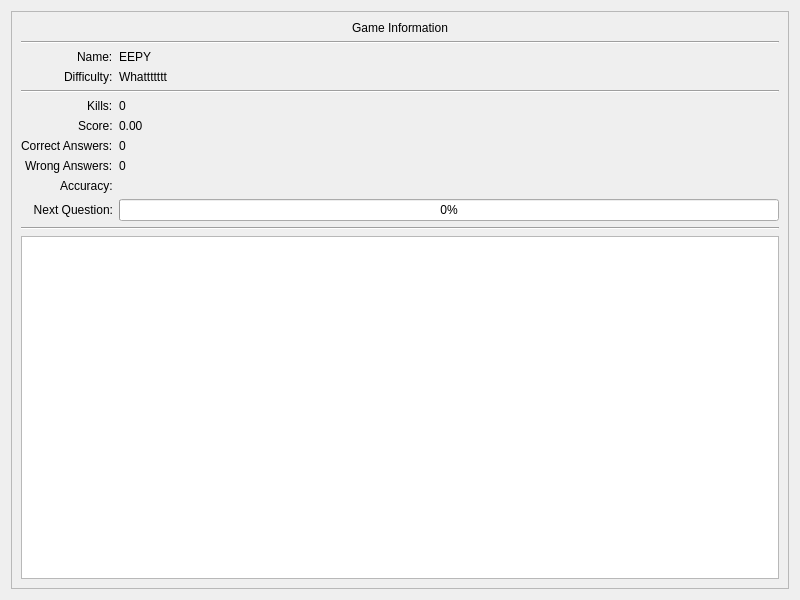
Before: the Qt Designer form PySource/Widgets/main_game.ui in CorruptedBrainn/The-VALUE, drawn with Qt 5.
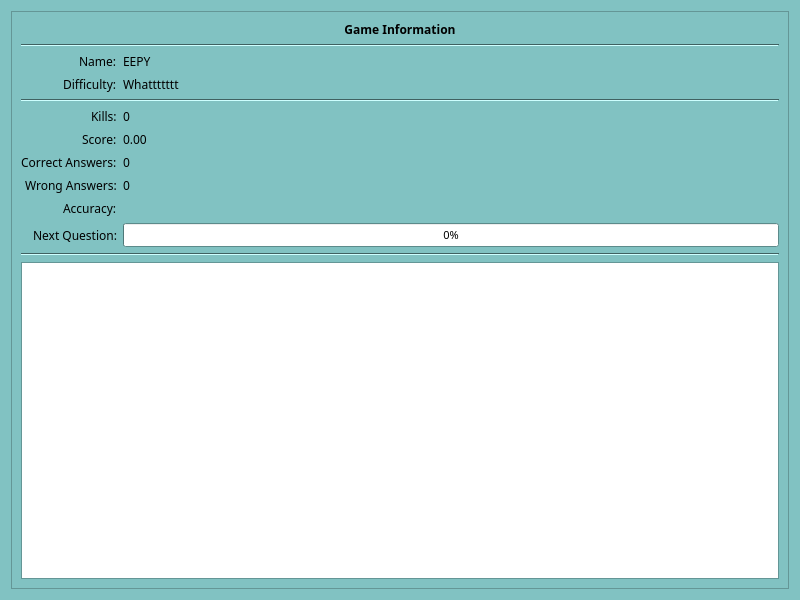
After: the same form once the commit is applied.

Diff of the .ui file:
```diff
--- a/PySource/Widgets/main_game.ui
+++ b/PySource/Widgets/main_game.ui
@@ -10,6 +10,480 @@
     <height>600</height>
    </rect>
   </property>
+  <property name="palette">
+   <palette>
+    <active>
+     <colorrole role="WindowText">
+      <brush brushstyle="SolidPattern">
+       <color alpha="255">
+        <red>0</red>
+        <green>0</green>
+        <blue>0</blue>
+       </color>
+      </brush>
+     </colorrole>
+     <colorrole role="Button">
+      <brush brushstyle="SolidPattern">
+       <color alpha="255">
+        <red>111</red>
+        <green>166</green>
+        <blue>166</blue>
+       </color>
+      </brush>
+     </colorrole>
+     <colorrole role="Light">
+      <brush brushstyle="SolidPattern">
+       <color alpha="255">
+        <red>206</red>
+        <green>255</green>
+        <blue>255</blue>
+       </color>
+      </brush>
+     </colorrole>
+     <colorrole role="Midlight">
+      <brush brushstyle="SolidPattern">
+       <color alpha="255">
+        <red>167</red>
+        <green>224</green>
+        <blue>224</blue>
+       </color>
+      </brush>
+     </colorrole>
+     <colorrole role="Dark">
+      <brush brushstyle="SolidPattern">
+       <color alpha="255">
+        <red>64</red>
+        <green>97</green>
+        <blue>97</blue>
+       </color>
+      </brush>
+     </colorrole>
+     <colorrole role="Mid">
+      <brush brushstyle="SolidPattern">
+       <color alpha="255">
+        <red>86</red>
+        <green>129</green>
+        <blue>129</blue>
+       </color>
+      </brush>
+     </colorrole>
+     <colorrole role="Text">
+      <brush brushstyle="SolidPattern">
+       <color alpha="255">
+        <red>0</red>
+        <green>0</green>
+        <blue>0</blue>
+       </color>
+      </brush>
+     </colorrole>
+     <colorrole role="BrightText">
+      <brush brushstyle="SolidPattern">
+       <color alpha="255">
+        <red>255</red>
+        <green>255</green>
+        <blue>255</blue>
+       </color>
+      </brush>
+     </colorrole>
+     <colorrole role="ButtonText">
+      <brush brushstyle="SolidPattern">
+       <color alpha="255">
+        <red>0</red>
+        <green>0</green>
+        <blue>0</blue>
+       </color>
+      </brush>
+     </colorrole>
+     <colorrole role="Base">
+      <brush brushstyle="SolidPattern">
+       <color alpha="255">
+        <red>255</red>
+        <green>255</green>
+        <blue>255</blue>
+       </color>
+      </brush>
+     </colorrole>
+     <colorrole role="Window">
+      <brush brushstyle="SolidPattern">
+       <color alpha="255">
+        <red>129</red>
+        <green>194</green>
+        <blue>194</blue>
+       </color>
+      </brush>
+     </colorrole>
+     <colorrole role="Shadow">
+      <brush brushstyle="SolidPattern">
+       <color alpha="255">
+        <red>0</red>
+        <green>0</green>
+        <blue>0</blue>
+       </color>
+      </brush>
+     </colorrole>
+     <colorrole role="AlternateBase">
+      <brush brushstyle="SolidPattern">
+       <color alpha="255">
+        <red>192</red>
+        <green>224</green>
+        <blue>224</blue>
+       </color>
+      </brush>
+     </colorrole>
+     <colorrole role="ToolTipBase">
+      <brush brushstyle="SolidPattern">
+       <color alpha="255">
+        <red>255</red>
+        <green>255</green>
+        <blue>220</blue>
+       </color>
+      </brush>
+     </colorrole>
+     <colorrole role="ToolTipText">
+      <brush brushstyle="SolidPattern">
+       <color alpha="255">
+        <red>0</red>
+        <green>0</green>
+        <blue>0</blue>
+       </color>
+      </brush>
+     </colorrole>
+     <colorrole role="PlaceholderText">
+      <brush brushstyle="SolidPattern">
+       <color alpha="127">
+        <red>0</red>
+        <green>0</green>
+        <blue>0</blue>
+       </color>
+      </brush>
+     </colorrole>
+     <colorrole role="Accent">
+      <brush brushstyle="SolidPattern">
+       <color alpha="255">
+        <red>255</red>
+        <green>255</green>
+        <blue>255</blue>
+       </color>
+      </brush>
+     </colorrole>
+    </active>
+    <inactive>
+     <colorrole role="WindowText">
+      <brush brushstyle="SolidPattern">
+       <color alpha="255">
+        <red>0</red>
+        <green>0</green>
+        <blue>0</blue>
+       </color>
+      </brush>
+     </colorrole>
+     <colorrole role="Button">
+      <brush brushstyle="SolidPattern">
+       <color alpha="255">
+        <red>111</red>
+        <green>166</green>
+        <blue>166</blue>
+       </color>
+      </brush>
+     </colorrole>
+     <colorrole role="Light">
+      <brush brushstyle="SolidPattern">
+       <color alpha="255">
+        <red>206</red>
+        <green>255</green>
+        <blue>255</blue>
+       </color>
+      </brush>
+     </colorrole>
+     <colorrole role="Midlight">
+      <brush brushstyle="SolidPattern">
+       <color alpha="255">
+        <red>167</red>
+        <green>224</green>
+        <blue>224</blue>
+       </color>
+      </brush>
+     </colorrole>
+     <colorrole role="Dark">
+      <brush brushstyle="SolidPattern">
+       <color alpha="255">
+        <red>64</red>
+        <green>97</green>
+        <blue>97</blue>
+       </color>
+      </brush>
+     </colorrole>
+     <colorrole role="Mid">
+      <brush brushstyle="SolidPattern">
+       <color alpha="255">
+        <red>86</red>
+        <green>129</green>
+        <blue>129</blue>
+       </color>
+      </brush>
+     </colorrole>
+     <colorrole role="Text">
+      <brush brushstyle="SolidPattern">
+       <color alpha="255">
+        <red>0</red>
+        <green>0</green>
+        <blue>0</blue>
+       </color>
+      </brush>
+     </colorrole>
+     <colorrole role="BrightText">
+      <brush brushstyle="SolidPattern">
+       <color alpha="255">
+        <red>255</red>
+        <green>255</green>
+        <blue>255</blue>
+       </color>
+      </brush>
+     </colorrole>
+     <colorrole role="ButtonText">
+      <brush brushstyle="SolidPattern">
+       <color alpha="255">
+        <red>0</red>
+        <green>0</green>
+        <blue>0</blue>
+       </color>
+      </brush>
+     </colorrole>
+     <colorrole role="Base">
+      <brush brushstyle="SolidPattern">
+       <color alpha="255">
+        <red>255</red>
+        <green>255</green>
+        <blue>255</blue>
+       </color>
+      </brush>
+     </colorrole>
+     <colorrole role="Window">
+      <brush brushstyle="SolidPattern">
+       <color alpha="255">
+        <red>129</red>
+        <green>194</green>
+        <blue>194</blue>
+       </color>
+      </brush>
+     </colorrole>
+     <colorrole role="Shadow">
+      <brush brushstyle="SolidPattern">
+       <color alpha="255">
+        <red>0</red>
+        <green>0</green>
+        <blue>0</blue>
+       </color>
+      </brush>
+     </colorrole>
+     <colorrole role="AlternateBase">
+      <brush brushstyle="SolidPattern">
+       <color alpha="255">
+        <red>192</red>
+        <green>224</green>
+        <blue>224</blue>
+       </color>
+      </brush>
+     </colorrole>
+     <colorrole role="ToolTipBase">
+      <brush brushstyle="SolidPattern">
+       <color alpha="255">
+        <red>255</red>
+        <green>255</green>
+        <blue>220</blue>
+       </color>
+      </brush>
+     </colorrole>
+     <colorrole role="ToolTipText">
+      <brush brushstyle="SolidPattern">
+       <color alpha="255">
+        <red>0</red>
+        <green>0</green>
+        <blue>0</blue>
+       </color>
+      </brush>
+     </colorrole>
+     <colorrole role="PlaceholderText">
+      <brush brushstyle="SolidPattern">
+       <color alpha="127">
+        <red>0</red>
+        <green>0</green>
+        <blue>0</blue>
+       </color>
+      </brush>
+     </colorrole>
+     <colorrole role="Accent">
+      <brush brushstyle="SolidPattern">
+       <color alpha="255">
+        <red>255</red>
+        <green>255</green>
+        <blue>255</blue>
+       </color>
+      </brush>
+     </colorrole>
+    </inactive>
+    <disabled>
+     <colorrole role="WindowText">
+      <brush brushstyle="SolidPattern">
+       <color alpha="255">
+        <red>64</red>
+        <green>97</green>
+        <blue>97</blue>
+       </color>
+      </brush>
+     </colorrole>
+     <colorrole role="Button">
+      <brush brushstyle="SolidPattern">
+       <color alpha="255">
+        <red>111</red>
+        <green>166</green>
+        <blue>166</blue>
+       </color>
+      </brush>
+     </colorrole>
+     <colorrole role="Light">
+      <brush brushstyle="SolidPattern">
+       <color alpha="255">
+        <red>206</red>
+        <green>255</green>
+        <blue>255</blue>
+       </color>
+      </brush>
+     </colorrole>
+     <colorrole role="Midlight">
+      <brush brushstyle="SolidPattern">
+       <color alpha="255">
+        <red>167</red>
+        <green>224</green>
+        <blue>224</blue>
+       </color>
+      </brush>
+     </colorrole>
+     <colorrole role="Dark">
+      <brush brushstyle="SolidPattern">
+       <color alpha="255">
+        <red>64</red>
+        <green>97</green>
+        <blue>97</blue>
+       </color>
+      </brush>
+     </colorrole>
+     <colorrole role="Mid">
+      <brush brushstyle="SolidPattern">
+       <color alpha="255">
+        <red>86</red>
+        <green>129</green>
+        <blue>129</blue>
+       </color>
+      </brush>
+     </colorrole>
+     <colorrole role="Text">
+      <brush brushstyle="SolidPattern">
+       <color alpha="255">
+        <red>64</red>
+        <green>97</green>
+        <blue>97</blue>
+       </color>
+      </brush>
+     </colorrole>
+     <colorrole role="BrightText">
+      <brush brushstyle="SolidPattern">
+       <color alpha="255">
+        <red>255</red>
+        <green>255</green>
+        <blue>255</blue>
+       </color>
+      </brush>
+     </colorrole>
+     <colorrole role="ButtonText">
+      <brush brushstyle="SolidPattern">
+       <color alpha="255">
+        <red>64</red>
+        <green>97</green>
+        <blue>97</blue>
+       </color>
+      </brush>
+     </colorrole>
+     <colorrole role="Base">
+      <brush brushstyle="SolidPattern">
+       <color alpha="255">
+        <red>129</red>
+        <green>194</green>
+        <blue>194</blue>
+       </color>
+      </brush>
+     </colorrole>
+     <colorrole role="Window">
+      <brush brushstyle="SolidPattern">
+       <color alpha="255">
+        <red>129</red>
+        <green>194</green>
+        <blue>194</blue>
+       </color>
+      </brush>
+     </colorrole>
+     <colorrole role="Shadow">
+      <brush brushstyle="SolidPattern">
+       <color alpha="255">
+        <red>0</red>
+        <green>0</green>
+        <blue>0</blue>
+       </color>
+      </brush>
+     </colorrole>
+     <colorrole role="AlternateBase">
+      <brush brushstyle="SolidPattern">
+       <color alpha="255">
+        <red>129</red>
+        <green>194</green>
+        <blue>194</blue>
+       </color>
+      </brush>
+     </colorrole>
+     <colorrole role="ToolTipBase">
+      <brush brushstyle="SolidPattern">
+       <color alpha="255">
+        <red>255</red>
+        <green>255</green>
+        <blue>220</blue>
+       </color>
+      </brush>
+     </colorrole>
+     <colorrole role="ToolTipText">
+      <brush brushstyle="SolidPattern">
+       <color alpha="255">
+        <red>0</red>
+        <green>0</green>
+        <blue>0</blue>
+       </color>
+      </brush>
+     </colorrole>
+     <colorrole role="PlaceholderText">
+      <brush brushstyle="SolidPattern">
+       <color alpha="127">
+        <red>64</red>
+        <green>97</green>
+        <blue>97</blue>
+       </color>
+      </brush>
+     </colorrole>
+     <colorrole role="Accent">
+      <brush brushstyle="SolidPattern">
+       <color alpha="255">
+        <red>168</red>
+        <green>252</green>
+        <blue>252</blue>
+       </color>
+      </brush>
+     </colorrole>
+    </disabled>
+   </palette>
+  </property>
+  <property name="font">
+   <font>
+    <family>Arial Rounded MT</family>
+   </font>
+  </property>
   <property name="windowTitle">
    <string>Form</string>
   </property>
@@ -25,6 +499,12 @@
      <layout class="QVBoxLayout" name="verticalLayout_2" stretch="0,0,0,0,1">
       <item>
        <widget class="QLabel" name="label_2">
+        <property name="font">
+         <font>
+          <family>Arial Rounded MT</family>
+          <bold>true</bold>
+         </font>
+        </property>
         <property name="text">
          <string>Game Information</string>
         </property>
@@ -154,6 +634,7 @@
          <widget class="QLabel" name="label_5">
           <property name="font">
            <font>
+            <family>Arial Rounded MT</family>
             <bold>false</bold>
            </font>
           </property>
@@ -170,8 +651,16 @@
         </item>
         <item row="8" column="1">
          <widget class="QProgressBar" name="progressBar">
+          <property name="sizePolicy">
+           <sizepolicy hsizetype="Preferred" vsizetype="Preferred">
+            <horstretch>0</horstretch>
+            <verstretch>0</verstretch>
+           </sizepolicy>
+          </property>
           <property name="font">
            <font>
+            <family>Arial Rounded MT</family>
+            <pointsize>8</pointsize>
             <bold>false</bold>
             <kerning>true</kerning>
            </font>
```
